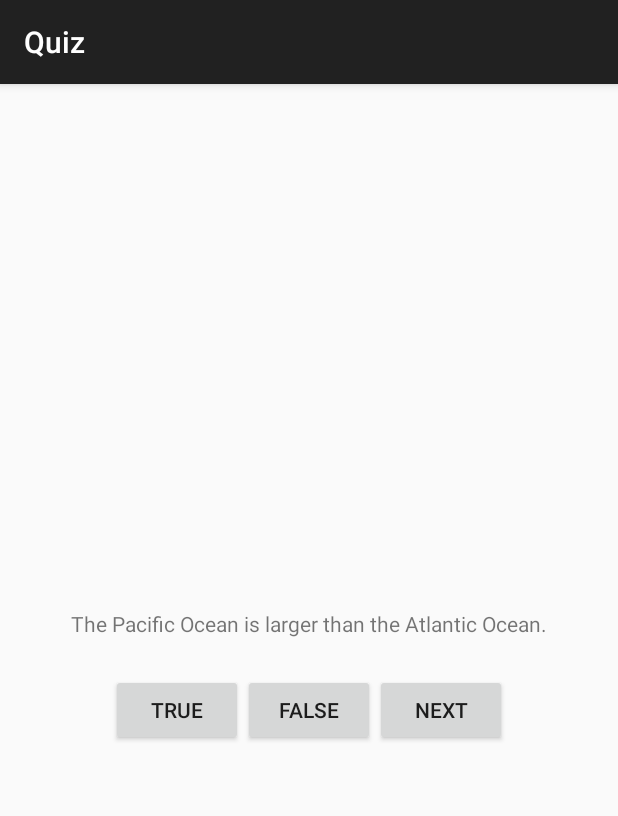
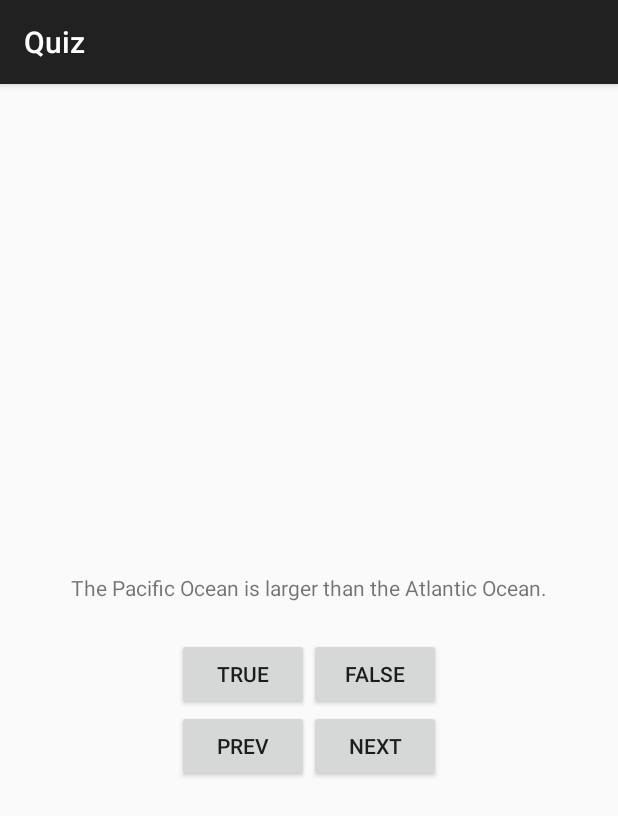
Before and after one commit to acprimer/Android-The-Big-Nerd-Ranch-Guide, an Android app: the QuizActivity screen opened directly, with no data from a screen before it, on a phone screen of 412 x 824 dp. Shown: the top 816 px of the screen. Run offline under Robolectric (Android 15) with nearby library versions, the phone set to English and light mode, and no system bars.

Commit message:
Chapter 2

```diff
--- a/app/src/main/java/cn/edu/buaa/yaodh/android_the_big_nerd_ranch_guide/geo_quiz/QuizActivity.java
+++ b/app/src/main/java/cn/edu/buaa/yaodh/android_the_big_nerd_ranch_guide/geo_quiz/QuizActivity.java
@@ -2,8 +2,6 @@ package cn.edu.buaa.yaodh.android_the_big_nerd_ranch_guide.geo_quiz;
 
 import android.os.Bundle;
 import android.support.v7.app.ActionBarActivity;
-import android.view.Menu;
-import android.view.MenuItem;
 import android.view.View;
 import android.widget.Button;
 import android.widget.TextView;
@@ -14,6 +12,7 @@ import cn.edu.buaa.yaodh.android_the_big_nerd_ranch_guide.R;
 public class QuizActivity extends ActionBarActivity {
     private Button mTrueButton;
     private Button mFalseButton;
+    private Button mPrevButton;
     private Button mNextButton;
     private TextView mQuestTextView;
 
@@ -36,7 +35,7 @@ public class QuizActivity extends ActionBarActivity {
         mQuestTextView.setOnClickListener(new View.OnClickListener() {
             @Override
             public void onClick(View v) {
-                mCurrentIndex = (mCurrentIndex+1) % mQuestionBank.length;
+                mCurrentIndex = (mCurrentIndex + 1) % mQuestionBank.length;
                 updateQuestion();
             }
         });
@@ -57,11 +56,20 @@ public class QuizActivity extends ActionBarActivity {
             }
         });
 
+        mPrevButton = (Button) findViewById(R.id.btn_prev);
+        mPrevButton.setOnClickListener(new View.OnClickListener() {
+            @Override
+            public void onClick(View v) {
+                mCurrentIndex = (mCurrentIndex + mQuestionBank.length - 1) % mQuestionBank.length;
+                updateQuestion();
+            }
+        });
+
         mNextButton = (Button) findViewById(R.id.btn_next);
         mNextButton.setOnClickListener(new View.OnClickListener() {
             @Override
             public void onClick(View v) {
-                mCurrentIndex = (mCurrentIndex+1) % mQuestionBank.length;
+                mCurrentIndex = (mCurrentIndex + 1) % mQuestionBank.length;
                 updateQuestion();
             }
         });
@@ -77,7 +85,7 @@ public class QuizActivity extends ActionBarActivity {
 
         int messageResId = 0;
 
-        if(userPressedTrue == answerIsTrue) {
+        if (userPressedTrue == answerIsTrue) {
             messageResId = R.string.correct_toast;
         } else {
             messageResId = R.string.incorrect_toast;
--- a/app/src/main/res/layout/activity_quiz.xml
+++ b/app/src/main/res/layout/activity_quiz.xml
@@ -24,6 +24,16 @@
             android:layout_width="wrap_content"
             android:layout_height="wrap_content"
             android:text="@string/false_button"/>
+        </LinearLayout>
+    <LinearLayout
+        android:layout_width="wrap_content"
+        android:layout_height="wrap_content"
+        android:orientation="horizontal">
+        <Button
+            android:id="@+id/btn_prev"
+            android:layout_width="wrap_content"
+            android:layout_height="wrap_content"
+            android:text="@string/prev_button"/>
         <Button
             android:id="@+id/btn_next"
             android:layout_width="wrap_content"
--- a/app/src/main/res/values/strings.xml
+++ b/app/src/main/res/values/strings.xml
@@ -21,5 +21,6 @@
     <string name="question_africa">The source of the Nile River is in Egygt.</string>
     <string name="question_americas">The amazon River is the longest river in the Americas.</string>
     <string name="question_asia">Lake Baikal is the world\'s oldest and deepest freshwater lake.</string>
+    <string name="prev_button">Prev</string>
 
 </resources>
```
